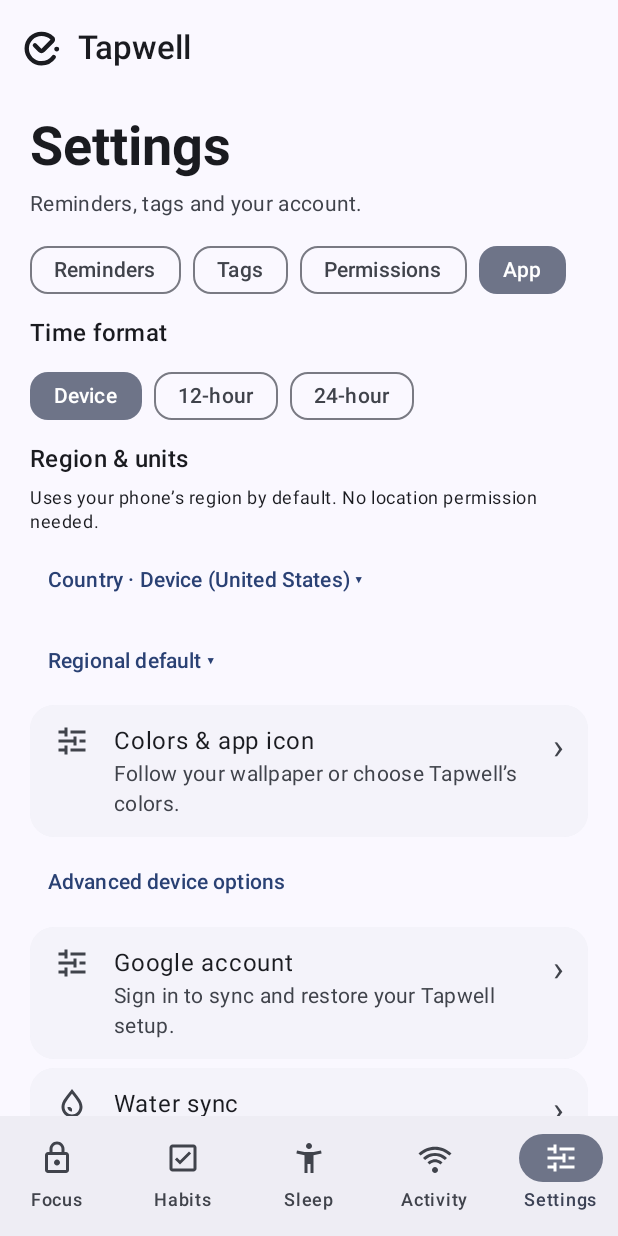
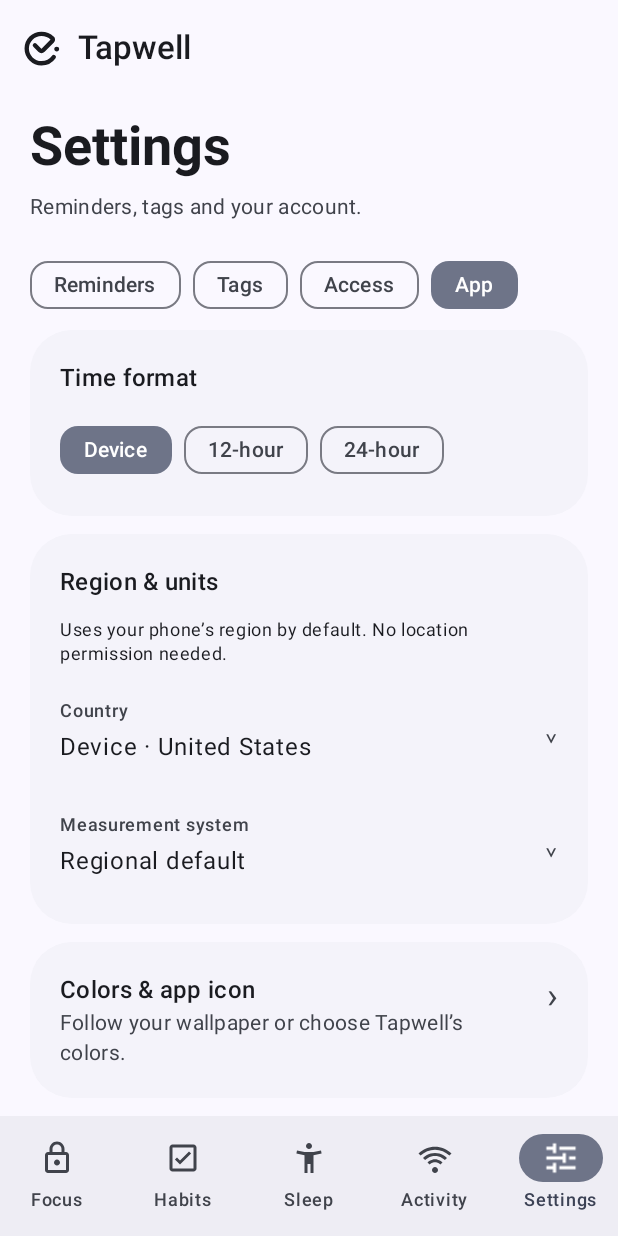
Before and after one commit to Shail9802/Tapwell, an Android app built with Jetpack Compose: the screen it shows after launch (MainActivity), after a tap on "App", on a phone screen of 412 x 824 dp. Run offline under Robolectric (Android 15) with nearby library versions, the phone set to English and light mode, and no system bars; our stand-ins replace Material 3 Expressive styles (plain Material 3 is drawn); libraries missing offline, so code that uses them is left out: androidx.health.connect; 6 statements that could not run were skipped; 2 other taps on this screen came first.

Commit message:
Polish UI consistency and expressive motion with animated water widgets

```diff
--- a/app/build.gradle.kts
+++ b/app/build.gradle.kts
@@ -21,8 +21,8 @@ android {
         applicationId = "app.tapwell"
         minSdk = 31
         targetSdk = 36
-        versionCode = 34
-        versionName = "3.0.0"
+        versionCode = 35
+        versionName = "3.1.0"
         buildConfigField("boolean", "SAMSUNG_HEALTH_APPROVED", (samsungSdk != null && samsungApproved).toString())
         resValue("string", "google_web_client_id", providers.gradleProperty("tapwellGoogleWebClientId")
             .getOrElse("722832906948-2226jgg6oogc8unq3608mihn0nl5tgff.apps.googleusercontent.com"))
--- a/app/src/main/java/app/tapwell/Dashboard.kt
+++ b/app/src/main/java/app/tapwell/Dashboard.kt
@@ -6,6 +6,10 @@ import android.content.pm.PackageManager
 import android.net.Uri
 import android.provider.Settings
 import androidx.compose.animation.AnimatedContent
+import androidx.compose.animation.Crossfade
+import androidx.compose.animation.animateContentSize
+import androidx.compose.animation.core.animateFloatAsState
+import androidx.compose.animation.core.spring
 import androidx.compose.animation.fadeIn
 import androidx.compose.animation.fadeOut
 import androidx.compose.animation.slideInVertically
@@ -60,6 +64,7 @@ import androidx.compose.runtime.saveable.rememberSaveable
 import androidx.compose.runtime.setValue
 import androidx.compose.ui.Alignment
 import androidx.compose.ui.Modifier
+import androidx.compose.ui.graphics.graphicsLayer
 import androidx.compose.ui.text.font.FontWeight
 import androidx.compose.ui.unit.dp
 import java.time.Instant
@@ -101,10 +106,12 @@ internal fun Dashboard(activity: MainActivity) {
         bottomBar = {
             NavigationBar {
                 Tab.entries.forEach { item ->
+                    val iconScale by animateFloatAsState(if (tab == item) 1.08f else 1f,
+                        spring(dampingRatio = .65f, stiffness = 450f), label = "navigation icon")
                     NavigationBarItem(
                         selected = tab == item,
                         onClick = { tab = item },
-                        icon = { TapIcon(item.symbol) },
+                        icon = { TapIcon(item.symbol, Modifier.graphicsLayer { scaleX = iconScale; scaleY = iconScale }) },
                         label = { Text(item.title) }
                     )
                 }
@@ -443,10 +450,13 @@ private fun HabitCard(activity: MainActivity, habit: Habit, now: Long, onConfigu
     }
     FeatureCard(symbol, habit.title, status, habit == Habit.WATER) {
         if (habit == Habit.WATER) {
+            val waterProgress by animateFloatAsState((state.loggedMl.toFloat() / settings.goalMl).coerceIn(0f, 1f),
+                spring(dampingRatio = 1f, stiffness = 120f), label = "water progress")
             Text(waterAmount(activity, state.loggedMl), style = MaterialTheme.typography.displayMedium, fontWeight = FontWeight.Bold)
             Text("of ${waterAmount(activity, settings.goalMl)} today", style = MaterialTheme.typography.bodyLarge)
             LinearWavyProgressIndicator(
-                progress = { (state.loggedMl.toFloat() / settings.goalMl).coerceIn(0f, 1f) },
+                progress = { waterProgress },
+                trackColor = MaterialTheme.colorScheme.onPrimaryContainer.copy(alpha = .18f),
                 modifier = Modifier.fillMaxWidth()
             )
             val servings = (settings.goalMl + settings.servingMl - 1) / settings.servingMl
@@ -488,11 +498,13 @@ private fun SetupPage(
     var advanced by rememberSaveable { mutableStateOf(false) }
     PageHeading("Settings", "Reminders, tags and your account.")
     Row(Modifier.horizontalScroll(rememberScrollState()), horizontalArrangement = Arrangement.spacedBy(8.dp)) {
-        listOf("Reminders", "Tags", "Permissions", "App").forEach { name ->
+        listOf("Reminders", "Tags", "Access", "App").forEach { name ->
             FilterChip(section == name, { section = name }, label = { Text(name) })
         }
     }
-    if (section == "App") {
+    Crossfade(section, animationSpec = tween(180), label = "settings section") { visibleSection ->
+    Column(Modifier.fillMaxWidth(), verticalArrangement = Arrangement.spacedBy(12.dp)) {
+    if (visibleSection == "App") {
     ClockFormatSetting()
     RegionalUnitsSetting()
     SetupRow("Colors & app icon", "Follow your wallpaper or choose Tapwell’s colors.", "Open", false) { appearance = true }
@@ -507,7 +519,7 @@ private fun SetupPage(
     if (deviceAdministration) DeviceAdministrationDialog(activity, dismiss = { deviceAdministration = false })
     }
     }
-    if (section == "Reminders") {
+    if (visibleSection == "Reminders") {
     SetupRow("Sound & vibration", "Choose how your reminders feel and sound.", "Open", false) { alertSettings = true }
     if (alertSettings) ReminderAlertsDialog(activity, dismiss = { alertSettings = false })
     val hours = activity.store.quietHours()
@@ -518,7 +530,7 @@ private fun SetupPage(
         activity.store.mealSnoozes().any { it.enabled }) { mealSnoozes = true }
     if (mealSnoozes) MealSnoozeDialog(activity, dismiss = { mealSnoozes = false })
     }
-    if (section == "App") {
+    if (visibleSection == "App") {
     val googleUser = remember(revision) { activity.store.googleUser() }
     SetupRow("Google account", googleUser?.email ?: "Sign in to sync and restore your Tapwell setup.", "Open", googleUser != null) { googleSync = true }
     if (googleSync) GoogleAccountDialog(activity, dismiss = { googleSync = false })
@@ -526,7 +538,7 @@ private fun SetupPage(
         activity.store.waterExportEnabled()) { waterHealth = true }
     if (waterHealth) WaterHealthDialog(activity, dismiss = { waterHealth = false })
     }
-    if (section == "Tags") {
+    if (visibleSection == "Tags") {
     TagRole.entries.forEach { role ->
         val count = remember(revision, role) { activity.store.tags(role.slot).size }
         val detail = when (role) {
@@ -538,7 +550,7 @@ private fun SetupPage(
         SetupRow("${role.title} tags", status, if (count > 0) "Manage" else "Pair", count > 0) { manageTags(role.slot) }
     }
     }
-    if (section == "Permissions") {
+    if (visibleSection == "Access") {
     SetupRow("App blocking", if (blocker) "Enabled in Android Accessibility." else "Allow Tapwell to detect and block Focus apps.", "Open", blocker) {
         activity.openSettings(Intent(Settings.ACTION_ACCESSIBILITY_SETTINGS))
     }
@@ -553,24 +565,20 @@ private fun SetupPage(
         activity.openSettings(Intent(Settings.ACTION_MANAGE_OVERLAY_PERMISSION, Uri.parse("package:${activity.packageName}")))
     }
     }
-    if (section == "App") {
+    if (visibleSection == "App") {
     SetupRow("About", "Meet the developer and find Tapwell’s source code.", "Open", false) { about = true }
     if (about) AboutDialog(activity, dismiss = { about = false })
+    }
+    }
     }
 }
 
 @Composable
 private fun SetupRow(title: String, detail: String, action: String, ready: Boolean, onClick: () -> Unit) {
-    Surface(color = MaterialTheme.colorScheme.surfaceContainerLow, shape = RoundedCornerShape(16.dp)) {
+    Surface(color = MaterialTheme.colorScheme.surfaceContainerLow, shape = RoundedCornerShape(28.dp)) {
         ListItem(
-            modifier = Modifier.clickable(onClickLabel = action, onClick = onClick),
-            headlineContent = { Text(title) },
-            leadingContent = { TapIcon(when {
-                title.contains("Water") -> Symbol.WATER
-                title.contains("tag", true) || title.contains("NFC") -> Symbol.TAP
-                title.contains("blocking") -> Symbol.LOCK
-                else -> Symbol.SETTINGS
-            }) },
+            modifier = Modifier.clickable(onClickLabel = action, onClick = onClick).padding(horizontal = 4.dp, vertical = 8.dp),
+            headlineContent = { Text(title, style = MaterialTheme.typography.titleMedium) },
             supportingContent = { Text(detail, style = MaterialTheme.typography.bodyMedium) },
             trailingContent = { Text("›", style = MaterialTheme.typography.headlineSmall, color = MaterialTheme.colorScheme.onSurfaceVariant) },
             colors = ListItemDefaults.colors(containerColor = MaterialTheme.colorScheme.surfaceContainerLow)
@@ -579,8 +587,8 @@ private fun SetupRow(title: String, detail: String, action: String, ready: Boole
 }
 
 @Composable
-private fun PageHeading(title: String, body: String) {
-    Column(verticalArrangement = Arrangement.spacedBy(6.dp), modifier = Modifier.padding(bottom = 4.dp)) {
+internal fun PageHeading(title: String, body: String) {
+    Column(verticalArrangement = Arrangement.spacedBy(8.dp), modifier = Modifier.padding(bottom = 12.dp)) {
         Text(title, style = MaterialTheme.typography.displaySmall, fontWeight = FontWeight.Bold)
         Text(body, style = MaterialTheme.typography.bodyMedium, color = MaterialTheme.colorScheme.onSurfaceVariant)
     }
@@ -600,9 +608,10 @@ private fun FeatureCard(
             containerColor = if (emphasized) colors.primaryContainer else colors.surfaceContainerLow,
             contentColor = if (emphasized) colors.onPrimaryContainer else colors.onSurface
         ),
-        shape = MaterialTheme.shapes.extraLarge
+        shape = MaterialTheme.shapes.extraLarge,
+        modifier = Modifier.animateContentSize(spring(stiffness = 400f))
     ) {
-        Column(Modifier.fillMaxWidth().padding(16.dp), verticalArrangement = Arrangement.spacedBy(8.dp)) {
+        Column(Modifier.fillMaxWidth().padding(20.dp), verticalArrangement = Arrangement.spacedBy(12.dp)) {
             Row(verticalAlignment = Alignment.CenterVertically, horizontalArrangement = Arrangement.spacedBy(12.dp)) {
                 IconBadge(symbol, prominent = emphasized)
                 Text(title, style = MaterialTheme.typography.titleMedium)
--- a/app/src/main/java/app/tapwell/Expressive.kt
+++ b/app/src/main/java/app/tapwell/Expressive.kt
@@ -1,6 +1,7 @@
 package app.tapwell
 
 import androidx.compose.animation.core.animateDpAsState
+import androidx.compose.animation.core.animateFloatAsState
 import androidx.compose.animation.core.spring
 import androidx.compose.foundation.interaction.MutableInteractionSource
 import androidx.compose.foundation.interaction.collectIsPressedAsState
@@ -9,6 +10,7 @@ import androidx.compose.foundation.shape.RoundedCornerShape
 import androidx.compose.material3.*
 import androidx.compose.runtime.*
 import androidx.compose.ui.Modifier
+import androidx.compose.ui.graphics.graphicsLayer
 import androidx.compose.ui.unit.dp
 
 /** Shape feedback gives a deliberate action a tactile response without adding another control. */
@@ -23,7 +25,9 @@ internal fun ExpressiveAction(
     val pressed by interaction.collectIsPressedAsState()
     val radius by animateDpAsState(if (pressed) 14.dp else 28.dp,
         spring(dampingRatio = .8f, stiffness = 500f), label = "action shape")
-    Button(onClick, modifier.heightIn(min = 56.dp), enabled = enabled,
+    val scale by animateFloatAsState(if (pressed) .97f else 1f,
+        spring(dampingRatio = .75f, stiffness = 500f), label = "action press")
+    Button(onClick, modifier.heightIn(min = 56.dp).graphicsLayer { scaleX = scale; scaleY = scale }, enabled = enabled,
         shape = RoundedCornerShape(radius), interactionSource = interaction,
         contentPadding = PaddingValues(horizontal = 24.dp, vertical = 16.dp), content = content)
 }
--- a/app/src/main/java/app/tapwell/Timing.kt
+++ b/app/src/main/java/app/tapwell/Timing.kt
@@ -34,11 +34,12 @@ internal fun ClockFormatSetting() {
     val context = LocalContext.current
     val prefs = remember { context.getSharedPreferences("tapwell", 0) }
     var format by remember { mutableStateOf(prefs.getString("clock_format", "system")) }
-    Text("Time format", style = MaterialTheme.typography.titleMedium)
+    UiSection("Time format") {
     FlowRow(horizontalArrangement = Arrangement.spacedBy(8.dp)) {
         listOf("system" to "Device", "12" to "12-hour", "24" to "24-hour").forEach { (id, label) ->
             FilterChip(format == id, { format = id; prefs.edit().putString("clock_format", id).apply() }, label = { Text(label) })
         }
+    }
     }
 }
 
--- /dev/null
+++ b/app/src/main/java/app/tapwell/UiSection.kt
@@ -0,0 +1,35 @@
+package app.tapwell
+
+import androidx.compose.foundation.clickable
+import androidx.compose.animation.animateContentSize
+import androidx.compose.animation.core.spring
+import androidx.compose.foundation.layout.*
+import androidx.compose.foundation.shape.RoundedCornerShape
+import androidx.compose.material3.*
+import androidx.compose.runtime.Composable
+import androidx.compose.ui.Modifier
+import androidx.compose.ui.Alignment
+import androidx.compose.ui.unit.dp
+
+/** Shared content edge and rhythm for settings, summaries, charts and editable sections. */
+@Composable
+internal fun UiSection(title: String, modifier: Modifier = Modifier, content: @Composable ColumnScope.() -> Unit) {
+    Surface(modifier.fillMaxWidth().animateContentSize(spring(stiffness = 400f)), shape = RoundedCornerShape(28.dp), color = MaterialTheme.colorScheme.surfaceContainerLow) {
+        Column(Modifier.padding(20.dp), verticalArrangement = Arrangement.spacedBy(12.dp)) {
+            Text(title, style = MaterialTheme.typography.titleMedium)
+            content()
+        }
+    }
+}
+
+@Composable
+internal fun PreferenceValue(label: String, value: String, onClick: () -> Unit) {
+    Row(Modifier.fillMaxWidth().clickable(onClick = onClick).padding(vertical = 10.dp),
+        horizontalArrangement = Arrangement.spacedBy(12.dp), verticalAlignment = Alignment.CenterVertically) {
+        Column(Modifier.weight(1f), verticalArrangement = Arrangement.spacedBy(4.dp)) {
+            Text(label, style = MaterialTheme.typography.labelMedium, color = MaterialTheme.colorScheme.onSurfaceVariant)
+            Text(value, style = MaterialTheme.typography.bodyLarge)
+        }
+        Text("⌄", color = MaterialTheme.colorScheme.onSurfaceVariant)
+    }
+}
--- a/app/src/main/java/app/tapwell/Units.kt
+++ b/app/src/main/java/app/tapwell/Units.kt
@@ -78,15 +78,16 @@ internal fun RegionalUnitsSetting() {
     var menu by remember { mutableStateOf(false) }
     val deviceCountry = context.resources.configuration.locales[0].country
     fun name(code: String) = Locale("", code).getDisplayCountry(context.resources.configuration.locales[0])
-    Text("Region & units", style = MaterialTheme.typography.titleMedium)
+    UiSection("Region & units") {
     Text("Uses your phone’s region by default. No location permission needed.", style = MaterialTheme.typography.bodySmall)
-    TextButton(onClick = { countries = true }) { Text("Country · ${country?.let(::name) ?: "Device (${name(deviceCountry)})"} ▾") }
+    PreferenceValue("Country", country?.let(::name) ?: "Device · ${name(deviceCountry)}", { countries = true })
     Box {
         val names = mapOf("auto" to "Regional default", "metric" to "Metric · mL, L, metres", "us" to "US customary · US fl oz, feet", "imperial" to "Imperial · Imp fl oz, feet")
-        TextButton(onClick = { menu = true }) { Text("${names[system]} ▾") }
+        PreferenceValue("Measurement system", names[system] ?: "Regional default", { menu = true })
         DropdownMenu(menu, { menu = false }) { names.forEach { (id, title) -> DropdownMenuItem(text = { Text(title) }, onClick = {
             system = id; prefs.edit().putString("units_system", id).apply(); menu = false
         }) } }
+    }
     }
     if (countries) {
         var search by remember { mutableStateOf("") }
--- a/app/src/main/res/layout/widget_habit_tile.xml
+++ b/app/src/main/res/layout/widget_habit_tile.xml
@@ -1,8 +1,9 @@
 <FrameLayout xmlns:android="http://schemas.android.com/apk/res/android"
     android:id="@+id/widget_habit_tile" android:layout_width="match_parent" android:layout_height="wrap_content"
     >
-    <ImageView android:id="@+id/widget_habit_fill" android:layout_width="match_parent" android:layout_height="match_parent"
-        android:scaleType="fitXY" android:importantForAccessibility="no" />
+    <ViewFlipper android:id="@+id/widget_habit_fill" android:layout_width="match_parent" android:layout_height="match_parent"
+        android:autoStart="true" android:flipInterval="180" android:animateFirstView="false"
+        android:importantForAccessibility="noHideDescendants" />
     <LinearLayout android:layout_width="match_parent" android:layout_height="match_parent"
         android:padding="12dp" android:gravity="center" android:orientation="vertical">
     <TextView android:id="@+id/widget_habit_title" android:layout_width="match_parent" android:layout_height="wrap_content"
--- /dev/null
+++ b/app/src/main/res/layout/widget_water_frame.xml
@@ -0,0 +1,3 @@
+<ImageView xmlns:android="http://schemas.android.com/apk/res/android"
+    android:id="@+id/widget_wave_frame" android:layout_width="match_parent" android:layout_height="match_parent"
+    android:scaleType="fitXY" android:importantForAccessibility="no" />
```
Also changed, not shown: app/src/main/java/app/tapwell/ActivityChart.kt (+9 -5 lines), app/src/main/java/app/tapwell/ConfigDialogs.kt (+12 -5 lines), app/src/main/java/app/tapwell/FocusUsageCharts.kt (+16 -7 lines), app/src/main/java/app/tapwell/SleepRoutine.kt (+26 -26 lines), app/src/main/java/app/tapwell/TapwellWidgets.kt (+30 -10 lines), app/src/main/java/app/tapwell/WidgetActivities.kt (+15 -2 lines), 3 other files.
